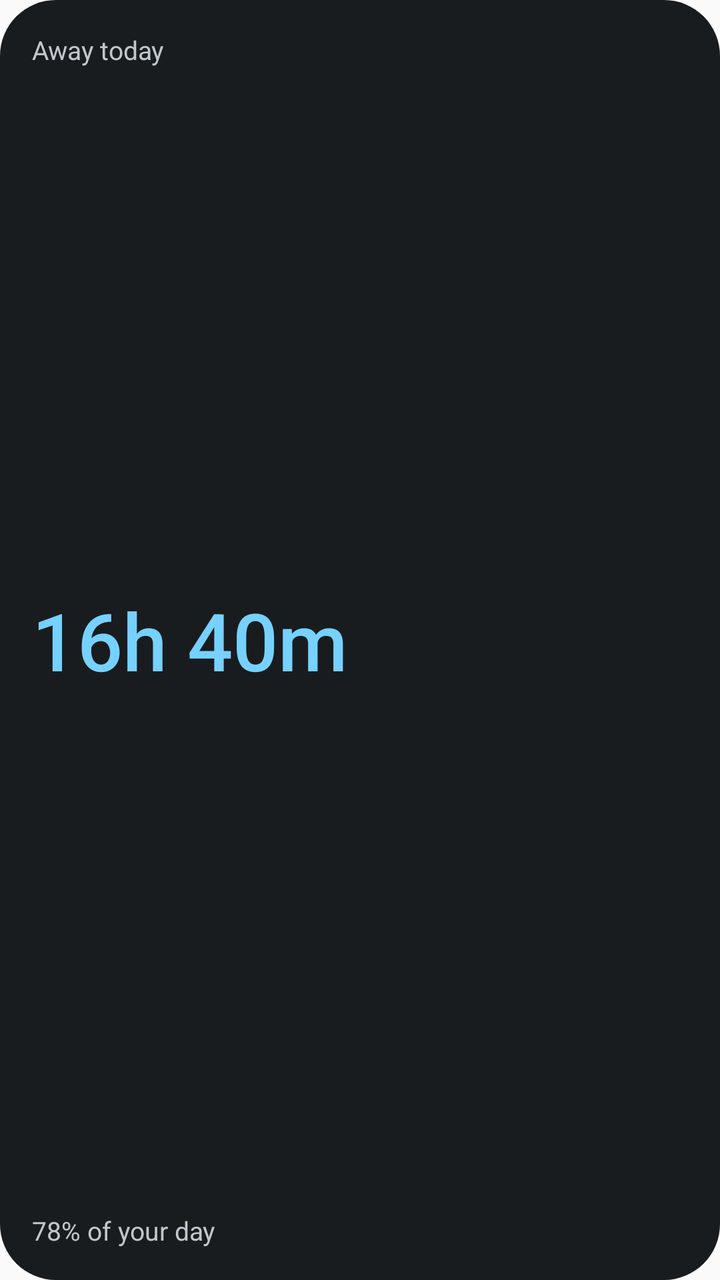
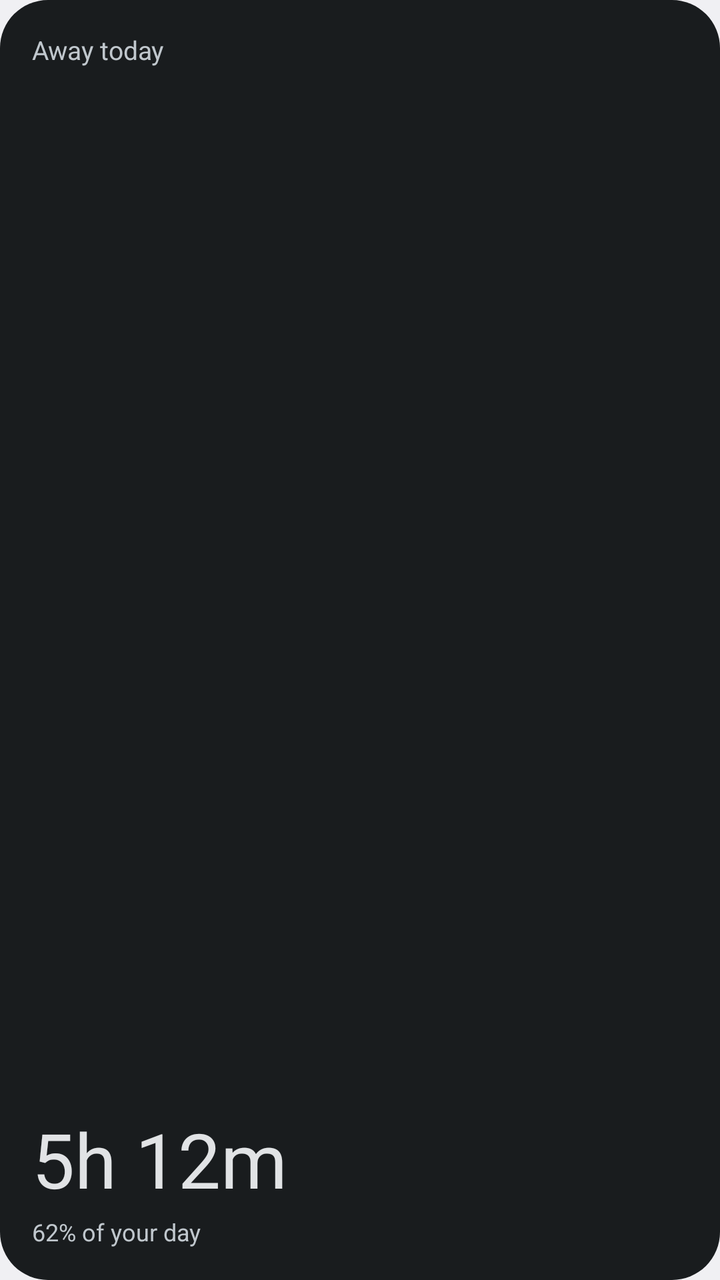

The first picture is an Android layout as it rendered before a commit; the second is the same layout after the commit. The layout source and the unified diff follow.
<!-- AndroidManifest.xml: application theme Theme.Hiatus -->
<!-- res/layout/widget_preview.xml -->
<?xml version="1.0" encoding="utf-8"?>
<LinearLayout xmlns:android="http://schemas.android.com/apk/res/android"
    android:id="@android:id/background"
    android:layout_width="match_parent"
    android:layout_height="match_parent"
    android:background="@drawable/widget_bg"
    android:orientation="vertical"
    android:padding="16dp">

    <TextView
        android:layout_width="wrap_content"
        android:layout_height="wrap_content"
        android:text="Away today"
        android:textColor="@color/widget_fg2"
        android:textSize="13sp" />

    <TextView
        android:layout_width="wrap_content"
        android:layout_height="0dp"
        android:layout_weight="1"
        android:fontFamily="sans-serif-medium"
        android:gravity="center_vertical"
        android:text="16h 40m"
        android:textColor="@color/widget_accent"
        android:textSize="40sp" />

    <TextView
        android:layout_width="wrap_content"
        android:layout_height="wrap_content"
        android:text="78% of your day"
        android:textColor="@color/widget_fg2"
        android:textSize="13sp" />
</LinearLayout>
<!-- resources referenced by this layout -->
<resources>
  <color name="widget_accent">#FFB8C4FF</color>
  <color name="widget_fg2">#FFC6C5D0</color>
  <!-- drawable widget_bg (drawable) -->
  <?xml version="1.0" encoding="utf-8"?>
  <shape xmlns:android="http://schemas.android.com/apk/res/android" android:shape="rectangle">
      <solid android:color="@color/widget_bg" />
      <corners android:radius="28dp" />
  </shape>
  <style name="Theme.Hiatus" parent="android:Theme.Material.Light.NoActionBar">
          <item name="android:statusBarColor">@android:color/transparent</item>
          <item name="android:navigationBarColor">@android:color/transparent</item>
      </style>
  <color name="widget_bg">#FF1B1B1F</color>
</resources>

<!-- the commit's change to res/layout/widget_preview.xml (unified diff, before → after) -->
@@ -3,31 +3,32 @@
     android:id="@android:id/background"
     android:layout_width="match_parent"
     android:layout_height="match_parent"
-    android:background="@drawable/widget_bg"
+    android:background="@drawable/widget_preview_bg"
     android:orientation="vertical"
     android:padding="16dp">
 
     <TextView
         android:layout_width="wrap_content"
-        android:layout_height="wrap_content"
-        android:text="Away today"
-        android:textColor="@color/widget_fg2"
+        android:layout_height="0dp"
+        android:layout_weight="1"
+        android:text="@string/away_today"
+        android:textColor="@color/preview_text"
         android:textSize="13sp" />
 
     <TextView
         android:layout_width="wrap_content"
-        android:layout_height="0dp"
-        android:layout_weight="1"
-        android:fontFamily="sans-serif-medium"
-        android:gravity="center_vertical"
-        android:text="16h 40m"
-        android:textColor="@color/widget_accent"
-        android:textSize="40sp" />
+        android:layout_height="wrap_content"
+        android:fontFamily="sans-serif"
+        android:includeFontPadding="false"
+        android:text="5h 12m"
+        android:textColor="@color/preview_number"
+        android:textSize="38sp" />
 
     <TextView
         android:layout_width="wrap_content"
         android:layout_height="wrap_content"
-        android:text="78% of your day"
-        android:textColor="@color/widget_fg2"
-        android:textSize="13sp" />
+        android:layout_marginTop="4dp"
+        android:text="@string/preview_caption"
+        android:textColor="@color/preview_text"
+        android:textSize="12sp" />
 </LinearLayout>
<!-- resource entries referenced after the edit -->
@@ -1,17 +1,21 @@
 <!-- resources referenced by this layout -->
 <resources>
-  <color name="widget_accent">#FFB8C4FF</color>
-  <color name="widget_fg2">#FFC6C5D0</color>
-  <!-- drawable widget_bg (drawable) -->
+  <color name="preview_number">#FFE4E2E6</color>
+  <color name="preview_text">#FFC6C5D0</color>
+  <!-- drawable widget_preview_bg (drawable) -->
   <?xml version="1.0" encoding="utf-8"?>
   <shape xmlns:android="http://schemas.android.com/apk/res/android" android:shape="rectangle">
-      <solid android:color="@color/widget_bg" />
-      <corners android:radius="28dp" />
+      <solid android:color="@color/preview_bg" />
+      <corners android:radius="24dp" />
   </shape>
-  <style name="Theme.Hiatus" parent="android:Theme.Material.Light.NoActionBar">
+  <string name="away_today">Away today</string>
+  <string name="preview_caption">62% of your day</string>
+  <style name="Theme.Hiatus" parent="android:Theme.DeviceDefault.DayNight">
+          <item name="android:windowActionBar">false</item>
+          <item name="android:windowNoTitle">true</item>
           <item name="android:statusBarColor">@android:color/transparent</item>
           <item name="android:navigationBarColor">@android:color/transparent</item>
       </style>
-  <color name="widget_bg">#FF1B1B1F</color>
+  <color name="preview_bg">#FF1F1F23</color>
 </resources>
 
